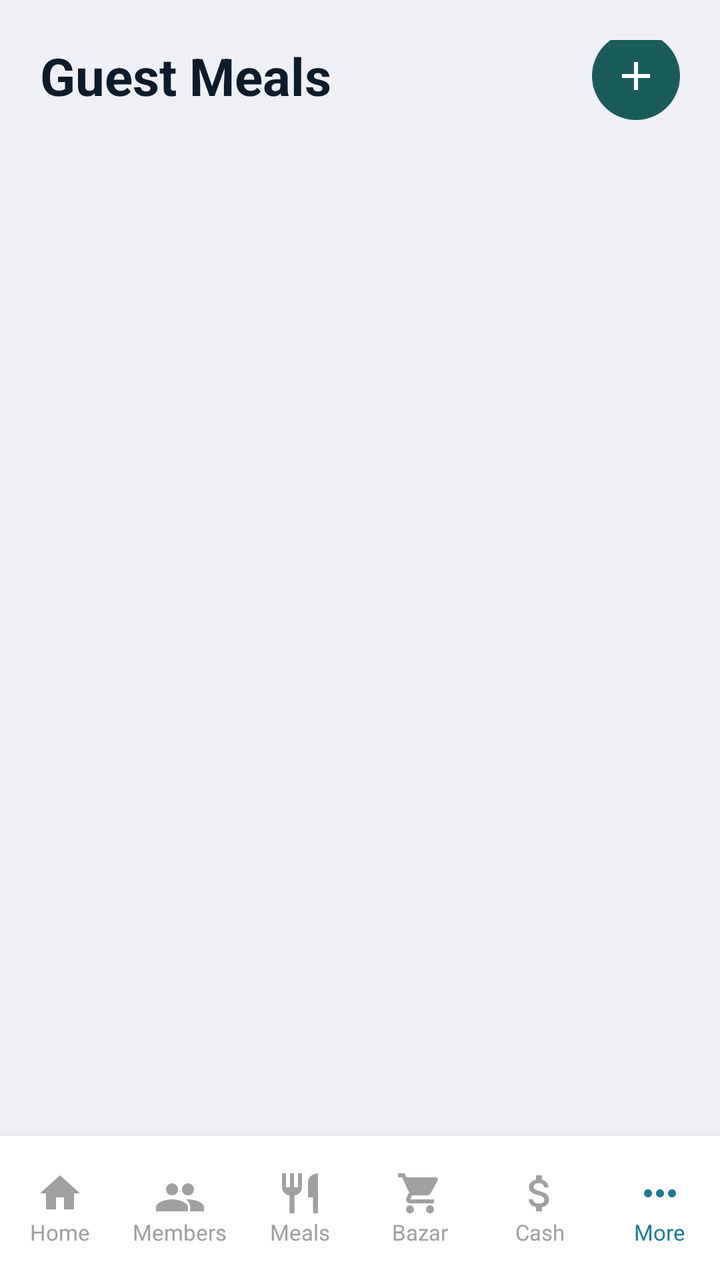
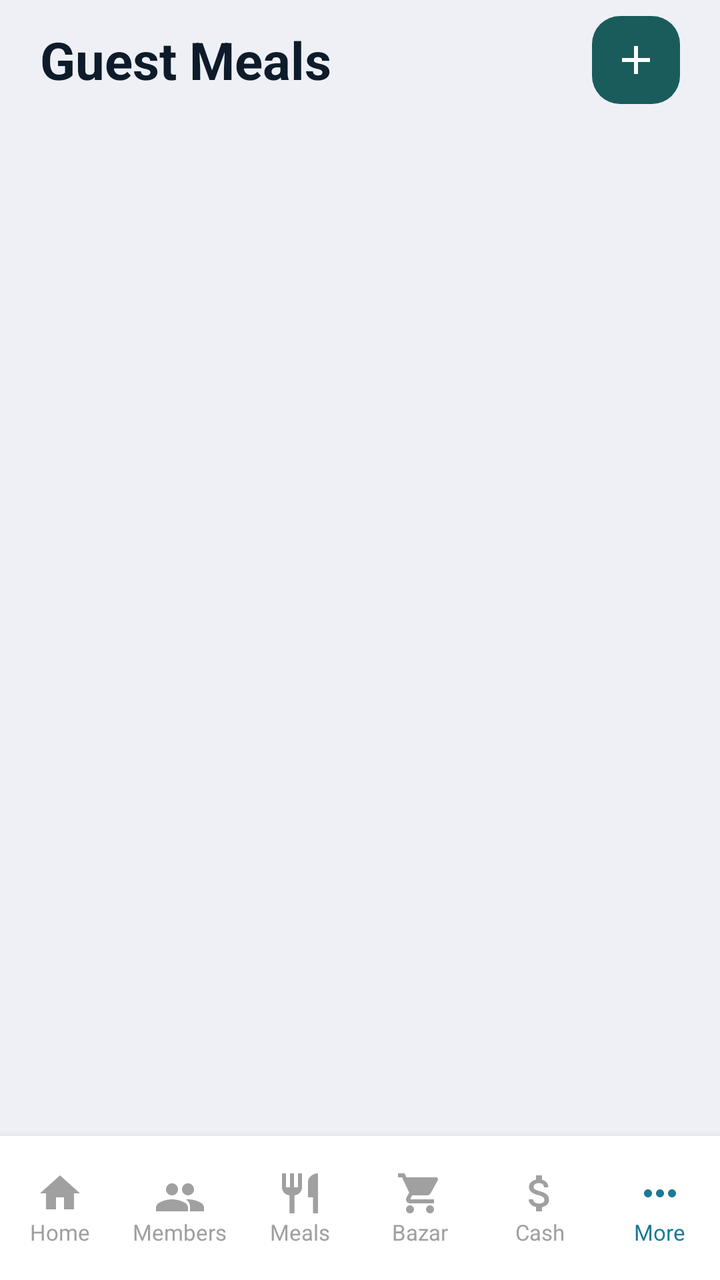

The first picture is an Android layout as it rendered before a commit; the second is the same layout after the commit. The layout source and the unified diff follow.
<!-- AndroidManifest.xml: application theme Theme.MessManagement -->
<!-- res/layout/activity_guest_meals.xml -->
<?xml version="1.0" encoding="utf-8"?>
<LinearLayout
    xmlns:android="http://schemas.android.com/apk/res/android"
    xmlns:app="http://schemas.android.com/apk/res-auto"
    android:layout_width="match_parent"
    android:layout_height="match_parent"
    android:orientation="vertical"
    android:background="#EEF0F5">

    
    <RelativeLayout
        android:layout_width="match_parent"
        android:layout_height="wrap_content"
        android:paddingHorizontal="20dp"
        android:paddingTop="20dp"
        android:paddingBottom="12dp">

        <TextView
            android:id="@+id/tvActivityTitle"
            android:layout_width="wrap_content"
            android:layout_height="wrap_content"
            android:layout_centerVertical="true"
            android:text="Guest Meals"
            android:textColor="#0D1B2A"
            android:textSize="26sp"
            android:textStyle="bold" />

        <ImageButton
            android:id="@+id/btnAddGuestMeal"
            android:layout_width="44dp"
            android:layout_height="44dp"
            android:layout_alignParentEnd="true"
            android:layout_centerVertical="true"
            android:background="@drawable/bg_circle_teal"
            android:src="@drawable/ic_add"
            android:contentDescription="Add Guest Meal" />

    </RelativeLayout>

    
    <androidx.recyclerview.widget.RecyclerView
        android:id="@+id/rvGuestMeals"
        android:layout_width="match_parent"
        android:layout_height="0dp"
        android:layout_weight="1"
        android:paddingHorizontal="16dp"
        android:clipToPadding="false"
        android:scrollbars="vertical" />

    
    <LinearLayout
        android:id="@+id/bottom_nav"
        android:layout_width="match_parent"
        android:layout_height="72dp"
        android:background="@drawable/bottom_nav_background"
        android:baselineAligned="false"
        android:elevation="8dp"
        android:orientation="horizontal">

        <LinearLayout
            android:id="@+id/btn_home_layout"
            android:layout_width="0dp"
            android:layout_height="match_parent"
            android:layout_weight="1"
            android:clickable="true"
            android:focusable="true"
            android:background="?attr/selectableItemBackground"
            android:gravity="center"
            android:orientation="vertical">
            <ImageView
                android:layout_width="24dp"
                android:layout_height="24dp"
                android:src="@drawable/ic_home"
                app:tint="@color/nav_inactive" />
            <TextView
                android:layout_width="wrap_content"
                android:layout_height="wrap_content"
                android:text="Home"
                android:textColor="@color/nav_inactive"
                android:textSize="11sp" />
        </LinearLayout>

        <LinearLayout
            android:id="@+id/btn_member_layout"
            android:layout_width="0dp"
            android:layout_height="match_parent"
            android:layout_weight="1"
            android:clickable="true"
            android:focusable="true"
            android:background="?attr/selectableItemBackground"
            android:gravity="center"
            android:orientation="vertical">
            <ImageView
                android:layout_width="24dp"
                android:layout_height="24dp"
                android:src="@drawable/ic_members"
                app:tint="@color/nav_inactive" />
            <TextView
                android:layout_width="wrap_content"
                android:layout_height="wrap_content"
                android:text="Members"
                android:textColor="@color/nav_inactive"
                android:textSize="11sp" />
        </LinearLayout>

        <LinearLayout
            android:id="@+id/btn_meals_layout"
            android:layout_width="0dp"
            android:layout_height="match_parent"
            android:layout_weight="1"
            android:clickable="true"
            android:focusable="true"
            android:background="?attr/selectableItemBackground"
            android:gravity="center"
            android:orientation="vertical">
            <ImageView
                android:layout_width="24dp"
                android:layout_height="24dp"
                android:src="@drawable/ic_meals"
                app:tint="@color/nav_inactive" />
            <TextView
                android:layout_width="wrap_content"
                android:layout_height="wrap_content"
                android:text="Meals"
                android:textColor="@color/nav_inactive"
                android:textSize="11sp" />
        </LinearLayout>

        <LinearLayout
            android:id="@+id/btn_bazar_layout"
            android:layout_width="0dp"
            android:layout_height="match_parent"
            android:layout_weight="1"
            android:clickable="true"
            android:focusable="true"
            android:background="?attr/selectableItemBackground"
            android:gravity="center"
            android:orientation="vertical">
            <ImageView
                android:layout_width="24dp"
                android:layout_height="24dp"
                android:src="@drawable/ic_bazar"
                app:tint="@color/nav_inactive" />
            <TextView
                android:layout_width="wrap_content"
                android:layout_height="wrap_content"
                android:text="Bazar"
                android:textColor="@color/nav_inactive"
                android:textSize="11sp" />
        </LinearLayout>

        <LinearLayout
            android:id="@+id/btn_cash_layout"
            android:layout_width="0dp"
            android:layout_height="match_parent"
            android:layout_weight="1"
            android:clickable="true"
            android:focusable="true"
            android:background="?attr/selectableItemBackground"
            android:gravity="center"
            android:orientation="vertical">
            <ImageView
                android:layout_width="24dp"
                android:layout_height="24dp"
                android:src="@drawable/ic_cash"
                app:tint="@color/nav_inactive" />
            <TextView
                android:layout_width="wrap_content"
                android:layout_height="wrap_content"
                android:text="Cash"
                android:textColor="@color/nav_inactive"
                android:textSize="11sp" />
        </LinearLayout>

        <LinearLayout
            android:id="@+id/btn_more_layout"
            android:layout_width="0dp"
            android:layout_height="match_parent"
            android:layout_weight="1"
            android:clickable="true"
            android:focusable="true"
            android:background="?attr/selectableItemBackground"
            android:gravity="center"
            android:orientation="vertical">
            <ImageView
                android:layout_width="24dp"
                android:layout_height="24dp"
                android:src="@drawable/ic_more"
                app:tint="@color/nav_active" />
            <TextView
                android:layout_width="wrap_content"
                android:layout_height="wrap_content"
                android:text="More"
                android:textColor="@color/nav_active"
                android:textSize="11sp" />
        </LinearLayout>

    </LinearLayout>

</LinearLayout>
<!-- resources referenced by this layout -->
<resources>
  <color name="nav_active">#1a7a96</color>
  <color name="nav_inactive">#a0a0a0</color>
  <!-- drawable bg_circle_teal (drawable) -->
  <?xml version="1.0" encoding="utf-8"?>
  <shape xmlns:android="http://schemas.android.com/apk/res/android"
      android:shape="oval">
      <solid android:color="#1A5C5C" />
  </shape>
  <!-- drawable bottom_nav_background (drawable) -->
  <?xml version="1.0" encoding="utf-8"?>
  <shape xmlns:android="http://schemas.android.com/apk/res/android">
      <solid android:color="@color/white" />
  </shape>
  <!-- drawable ic_add (drawable) -->
  <vector xmlns:android="http://schemas.android.com/apk/res/android"
      android:width="24dp"
      android:height="24dp"
      android:viewportWidth="24"
      android:viewportHeight="24">
      <path
          android:fillColor="@android:color/white"
          android:pathData="M19,13H13V19H11V13H5V11H11V5H13V11H19V13Z" />
  </vector>
  <!-- drawable ic_home (drawable) -->
  <vector xmlns:android="http://schemas.android.com/apk/res/android"
      android:width="24dp"
      android:height="24dp"
      android:viewportWidth="24"
      android:viewportHeight="24">
      <path
          android:fillColor="@android:color/black"
          android:pathData="M10,20V14H14V20H19V12H22L12,3L2,12H5V20H10Z" />
  </vector>
  <!-- drawable ic_meals (drawable) -->
  <vector xmlns:android="http://schemas.android.com/apk/res/android"
      android:width="24dp"
      android:height="24dp"
      android:viewportWidth="24"
      android:viewportHeight="24">
      <path
          android:fillColor="@android:color/black"
          android:pathData="M11,9H9V2H7V9H5V2H3V9C3,11.12 4.66,12.84 6.75,12.97V22H9.25V12.97C11.34,12.84 13,11.12 13,9V2H11V9M16,6V14H18.5V22H21V2C18.24,2 16,4.24 16,6Z" />
  </vector>
  <!-- drawable ic_members (drawable) -->
  <vector xmlns:android="http://schemas.android.com/apk/res/android"
      android:width="24dp"
      android:height="24dp"
      android:viewportWidth="24"
      android:viewportHeight="24">
      <path
          android:fillColor="@android:color/black"
          android:pathData="M16,13C17.66,13 19,11.66 19,10C19,8.34 17.66,7 16,7C14.34,7 13,8.34 13,10C13,11.66 14.34,13 16,13M8,13C9.66,13 11,11.66 11,10C11,8.34 9.66,7 8,7C6.34,7 5,8.34 5,10C5,11.66 6.34,13 8,13M8,15C5.33,15 0,16.33 0,19V21H16V19C16,16.33 10.67,15 8,15M16,15C15.71,15 15.38,15.02 15.03,15.05C16.22,15.89 17,17.06 17,18.5V21H24V19C24,16.33 18.67,15 16,15Z" />
  </vector>
  <!-- drawable ic_more (drawable) -->
  <vector xmlns:android="http://schemas.android.com/apk/res/android"
      android:width="24dp"
      android:height="24dp"
      android:viewportWidth="24"
      android:viewportHeight="24">
      <path
          android:fillColor="@android:color/black"
          android:pathData="M6,10C4.9,10 4,10.9 4,12C4,13.1 4.9,14 6,14C7.1,14 8,13.1 8,12C8,10.9 7.1,10 6,10M18,10C16.9,10 16,10.9 16,12C16,13.1 16.9,14 18,14C19.1,14 20,13.1 20,12C20,10.9 19.1,10 18,10M12,10C10.9,10 10,10.9 10,12C10,13.1 10.9,14 12,14C13.1,14 14,13.1 14,12C14,10.9 13.1,10 12,10Z" />
  </vector>
  <style name="Theme.MessManagement" parent="Theme.Material3.Light.NoActionBar">
          
          <item name="colorPrimary">@color/nav_active</item>
          <item name="colorOnPrimary">@color/white</item>
          
          <item name="colorSecondary">@color/bazar_card_end</item>
          <item name="colorOnSecondary">@color/white</item>
          
          <item name="android:statusBarColor">@color/primary_bg</item>
          <item name="android:windowLightStatusBar">true</item>
          <item name="android:fitsSystemWindows">true</item>
      </style>
  <color name="white">#FFFFFFFF</color>
  <color name="bazar_card_end">#2b8ab0</color>
  <color name="primary_bg">#1a4d63</color>
  <!-- unchanged entries left out for length: 2 -->
</resources>

<!-- the commit's change to res/layout/activity_guest_meals.xml (unified diff, before → after) -->
@@ -10,10 +10,8 @@
     
     <RelativeLayout
         android:layout_width="match_parent"
-        android:layout_height="wrap_content"
-        android:paddingHorizontal="20dp"
-        android:paddingTop="20dp"
-        android:paddingBottom="12dp">
+        android:layout_height="60dp"
+        android:paddingHorizontal="20dp">
 
         <TextView
             android:id="@+id/tvActivityTitle"
@@ -29,6 +27,7 @@
             android:id="@+id/btnAddGuestMeal"
             android:layout_width="44dp"
             android:layout_height="44dp"
+            android:layout_marginTop="15dp"
             android:layout_alignParentEnd="true"
             android:layout_centerVertical="true"
             android:background="@drawable/bg_circle_teal"
<!-- resource entries referenced after the edit -->
@@ -5,8 +5,12 @@
   <!-- drawable bg_circle_teal (drawable) -->
   <?xml version="1.0" encoding="utf-8"?>
   <shape xmlns:android="http://schemas.android.com/apk/res/android"
-      android:shape="oval">
+      android:shape="rectangle">
+  
       <solid android:color="#1A5C5C" />
+  
+      <corners android:radius="14dp" />
+  
   </shape>
   <!-- drawable bottom_nav_background (drawable) -->
   <?xml version="1.0" encoding="utf-8"?>
